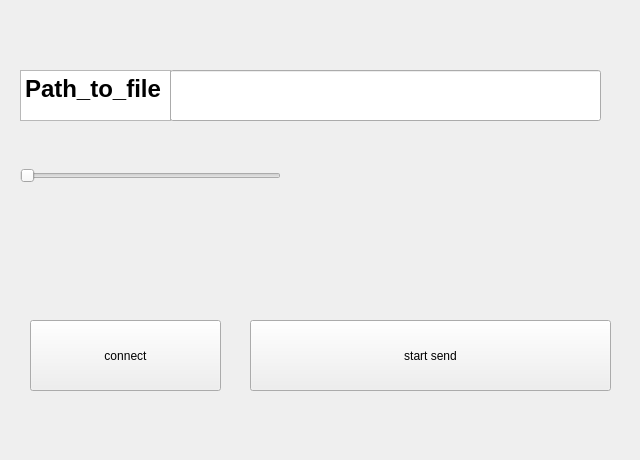
Qt form UI_files/download_window_2.ui (kdv2001/OnlyFiles) before a commit.
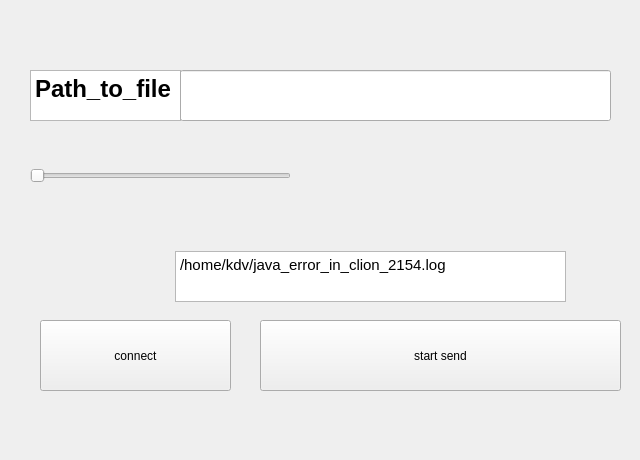
The same form after that commit.

What changed in the file:
```diff
--- a/UI_files/download_window_2.ui
+++ b/UI_files/download_window_2.ui
@@ -16,7 +16,7 @@
   <widget class="QStackedWidget" name="stack">
    <property name="geometry">
     <rect>
-     <x>0</x>
+     <x>10</x>
      <y>-10</y>
      <width>641</width>
      <height>461</height>
@@ -95,6 +95,24 @@
       <enum>Qt::Horizontal</enum>
      </property>
     </widget>
+    <widget class="QTextBrowser" name="textBrowser">
+     <property name="geometry">
+      <rect>
+       <x>165</x>
+       <y>261</y>
+       <width>391</width>
+       <height>51</height>
+      </rect>
+     </property>
+     <property name="html">
+      <string>&lt;!DOCTYPE HTML PUBLIC &quot;-//W3C//DTD HTML 4.0//EN&quot; &quot;http://www.w3.org/TR/REC-html40/strict.dtd&quot;&gt;
+&lt;html&gt;&lt;head&gt;&lt;meta name=&quot;qrichtext&quot; content=&quot;1&quot; /&gt;&lt;style type=&quot;text/css&quot;&gt;
+p, li { white-space: pre-wrap; }
+&lt;/style&gt;&lt;/head&gt;&lt;body style=&quot; font-family:'Ubuntu'; font-size:11pt; font-weight:400; font-style:normal;&quot;&gt;
+&lt;p style=&quot; margin-top:0px; margin-bottom:0px; margin-left:0px; margin-right:0px; -qt-block-indent:0; text-indent:0px;&quot;&gt;/home/kdv/java_error_in_clion_2154.log&lt;/p&gt;
+&lt;p style=&quot;-qt-paragraph-type:empty; margin-top:0px; margin-bottom:0px; margin-left:0px; margin-right:0px; -qt-block-indent:0; text-indent:0px;&quot;&gt;&lt;br /&gt;&lt;/p&gt;&lt;/body&gt;&lt;/html&gt;</string>
+     </property>
+    </widget>
    </widget>
   </widget>
  </widget>
```
